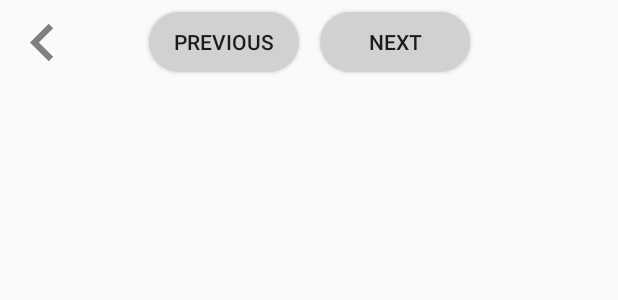
After one commit to Pokedex-App/App, an Android app: the layout toolbar.xml on its own in the app's theme, with its tools: preview values and no code run, on a phone screen of 412 x 824 dp. The commit adds this screen. Shown: the top 300 px of the screen. Run offline under Robolectric (Android 15) with nearby library versions, the phone set to English and light mode, and no system bars; network calls fail.

Commit message:
Toolbar e botões de próximo e anterior

```diff
--- /dev/null
+++ b/app/src/main/res/drawable/button_toolbar.xml
@@ -0,0 +1,5 @@
+<?xml version="1.0" encoding="utf-8"?>
+<shape xmlns:android="http://schemas.android.com/apk/res/android">
+    <solid android:color="@color/gray"/>
+    <corners android:radius="40dp"/>
+</shape>
--- /dev/null
+++ b/app/src/main/res/drawable/ic_navigation_icon.xml
@@ -0,0 +1,5 @@
+<vector android:height="50dp" android:tint="#808080"
+    android:viewportHeight="24" android:viewportWidth="24"
+    android:width="50dp" xmlns:android="http://schemas.android.com/apk/res/android">
+    <path android:fillColor="@android:color/white" android:pathData="M15.41,7.41L14,6l-6,6 6,6 1.41,-1.41L10.83,12z"/>
+</vector>
--- /dev/null
+++ b/app/src/main/res/layout/toolbar.xml
@@ -0,0 +1,35 @@
+<?xml version="1.0" encoding="utf-8"?>
+<androidx.appcompat.widget.Toolbar
+    xmlns:android="http://schemas.android.com/apk/res/android"
+    xmlns:app="http://schemas.android.com/apk/res-auto"
+
+    android:id="@+id/toolbar"
+    android:layout_width="match_parent"
+    android:layout_height="wrap_content"
+    android:elevation="16dp"
+    app:layout_constraintEnd_toEndOf="parent"
+    app:layout_constraintStart_toStartOf="parent"
+    app:navigationIcon="@drawable/ic_navigation_icon"
+    android:focusable="true">
+
+    <Button
+        android:id="@+id/button_previous"
+        android:layout_width="@dimen/button_toolbar_width"
+        android:layout_height="@dimen/button_toolbar_height"
+        android:text="@string/toolbar_button_previous"
+        android:visibility="visible"
+        android:background="@drawable/button_toolbar"
+        android:layout_gravity="center_horizontal"
+        />
+
+    <Button
+        android:id="@+id/button_next"
+        android:layout_width="@dimen/button_toolbar_width"
+        android:layout_height="@dimen/button_toolbar_height"
+        android:layout_marginStart="30dp"
+        android:text="@string/toolbar_button_next"
+        android:visibility="visible"
+        android:background="@drawable/button_toolbar"
+        android:layout_gravity="center_horizontal"/>
+
+</androidx.appcompat.widget.Toolbar>
--- a/app/src/main/res/values/colors.xml
+++ b/app/src/main/res/values/colors.xml
@@ -7,4 +7,5 @@
     <color name="teal_700">#FF018786</color>
     <color name="black">#FF000000</color>
     <color name="white">#FFFFFFFF</color>
+    <color name="gray">#D1D1D1</color>
 </resources>
--- /dev/null
+++ b/app/src/main/res/values/dimensions.xml
@@ -0,0 +1,9 @@
+<?xml version="1.0" encoding="utf-8"?>
+<resources>
+    <dimen name="button_toolbar_width">
+        100dp
+    </dimen>
+    <dimen name="button_toolbar_height">
+        40dp
+    </dimen>
+</resources>
--- a/app/src/main/res/values/strings.xml
+++ b/app/src/main/res/values/strings.xml
@@ -1,7 +1,16 @@
 <resources>
-    <string name="app_name">My Application</string>
+    <string name="app_name">Pokédex</string>
 
     <string name="pokemon_image">
         Picture of a Pokemon.
     </string>
+    <string name="toolbar_title">
+        Pokémon
+    </string>
+    <string name="toolbar_button_next">
+        Next
+    </string>
+    <string name="toolbar_button_previous">
+        Previous
+    </string>
 </resources>
```
Also changed, not shown: app/src/main/java/s8u/studies/myapplication/view/DescriptionActivity.kt (+29 -2 lines), app/src/main/java/s8u/studies/myapplication/viewModel/DescriptionViewModel.kt (+8 -0 lines), app/src/main/res/layout/activity_description.xml (+7 -1 lines).
